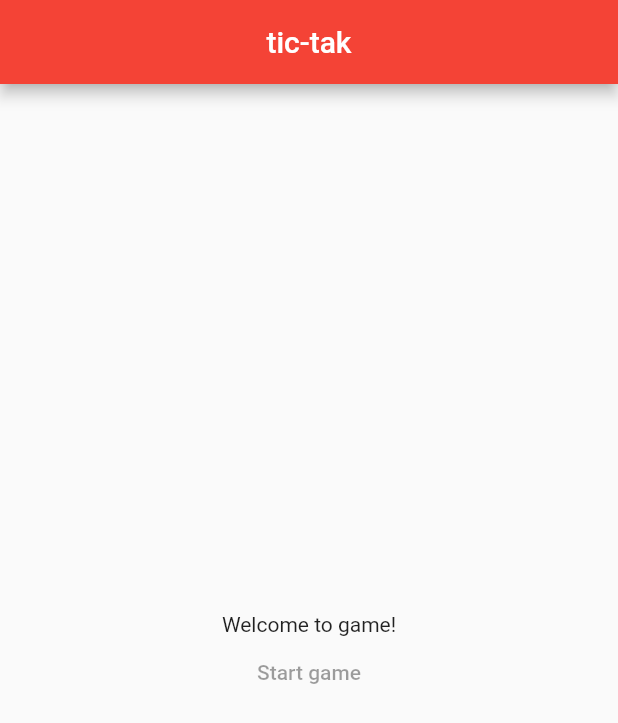
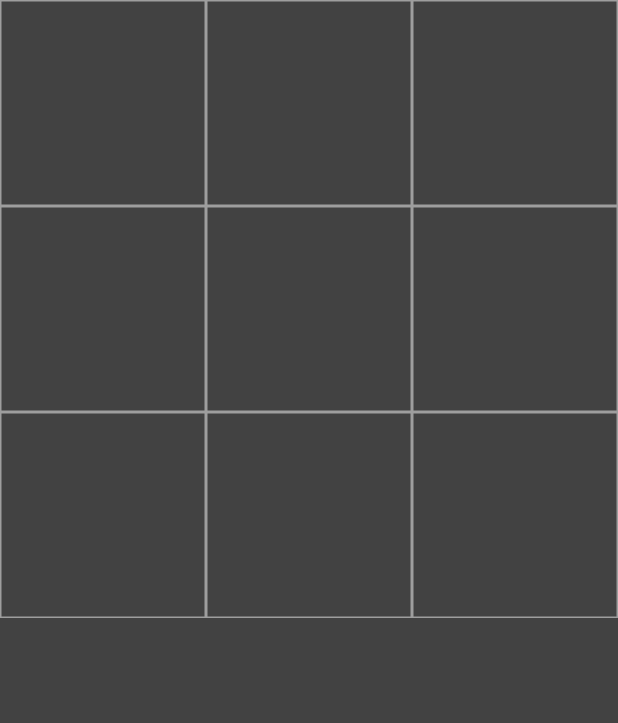
Before and after one commit to EugeniusStrong/tic_tac, a Flutter app: the screen it shows after launch, on a phone screen of 412 x 824 dp. Shown: the top 723 px of the screen. Run offline on Flutter 3.47's test engine with Material 2 defaults, Android fonts, the phone set to English and light mode, and no system bars.

Commit message:
Add game board & model

```diff
--- a/lib/main.dart
+++ b/lib/main.dart
@@ -1,52 +1,135 @@
 import 'package:flutter/material.dart';
 
-void main() {
-  runApp(const MyApp());
-}
+void main() => runApp(const MyApp());
 
 class MyApp extends StatelessWidget {
   const MyApp({super.key});
 
-  // This widget is the root of your application.
   @override
   Widget build(BuildContext context) {
-    return MaterialApp(
-      title: 'Flutter Demo',
-      theme: ThemeData(
-        primarySwatch: Colors.red,
-      ),
-      home: const MyHomePage(title: 'tic-tak'),
+    return const MaterialApp(
+      home: HomePage(),
     );
   }
 }
 
-class MyHomePage extends StatefulWidget {
-  const MyHomePage({super.key, required this.title});
-
-  final String title;
+class HomePage extends StatefulWidget {
+  const HomePage({super.key});
 
   @override
-  State<MyHomePage> createState() => _MyHomePageState();
+  State<HomePage> createState() => _HomePageState();
 }
 
-class _MyHomePageState extends State<MyHomePage> {
+class _HomePageState extends State<HomePage> {
+  bool onSwitch = true;
+  List<String> gameBoard = [
+    '',
+    '',
+    '',
+    '',
+    '',
+    '',
+    '',
+    '',
+    '',
+  ];
+
   @override
   Widget build(BuildContext context) {
     return Scaffold(
-      appBar: AppBar(
-        title: Center(child: Text(widget.title)),
-      ),
-      body: Center(
-        child: Column(
-          mainAxisAlignment: MainAxisAlignment.center,
-          children: const <Widget>[
-            Text(
-              'Welcome to game!',
-            ),
-            TextButton(onPressed: null, child: Text('Start game'))
-          ],
-        ),
-      ),
+      backgroundColor: Colors.grey[800],
+      body: GridView.builder(
+          itemCount: 9,
+          gridDelegate: const SliverGridDelegateWithFixedCrossAxisCount(
+              crossAxisCount: 3),
+          itemBuilder: (BuildContext context, int index) {
+            return GestureDetector(
+              onTap: () {
+                _tapped(index);
+              },
+              child: Container(
+                decoration: BoxDecoration(
+                    border: Border.all(
+                  color: Colors.grey,
+                )),
+                child: Center(
+                  child: Text(
+                    gameBoard[index],
+                    style: const TextStyle(color: Colors.white, fontSize: 40),
+                  ),
+                ),
+              ),
+            );
+          }),
     );
   }
+
+  void _tapped(int index) {
+    setState(() {
+      if (onSwitch) {
+        if (gameBoard[index] == '') {
+          gameBoard[index] = 'x';
+        }
+      } else {
+        if (gameBoard[index] == '') {
+          gameBoard[index] = 'o';
+        }
+      }
+      onSwitch = !onSwitch;
+      _checkWinner();
+    });
+  }
+
+  void _checkWinner() {
+    if (gameBoard[0] == gameBoard[1] &&
+        gameBoard[0] == gameBoard[2] &&
+        gameBoard[0] != '') {
+      _showWinDialog(gameBoard[0]);
+    }
+    if (gameBoard[3] == gameBoard[4] &&
+        gameBoard[3] == gameBoard[5] &&
+        gameBoard[3] != '') {
+      _showWinDialog(gameBoard[3]);
+    }
+    if (gameBoard[6] == gameBoard[7] &&
+        gameBoard[6] == gameBoard[8] &&
+        gameBoard[6] != '') {
+      _showWinDialog(gameBoard[6]);
+    }
+    if (gameBoard[0] == gameBoard[3] &&
+        gameBoard[0] == gameBoard[6] &&
+        gameBoard[0] != '') {
+      _showWinDialog(gameBoard[0]);
+    }
+    if (gameBoard[1] == gameBoard[4] &&
+        gameBoard[1] == gameBoard[7] &&
+        gameBoard[1] != '') {
+      _showWinDialog(gameBoard[1]);
+    }
+    if (gameBoard[2] == gameBoard[5] &&
+        gameBoard[2] == gameBoard[8] &&
+        gameBoard[2] != '') {
+      _showWinDialog(gameBoard[2]);
+    }
+    if (gameBoard[6] == gameBoard[4] &&
+        gameBoard[6] == gameBoard[2] &&
+        gameBoard[6] != '') {
+      _showWinDialog(gameBoard[6]);
+    }
+    if (gameBoard[0] == gameBoard[4] &&
+        gameBoard[0] == gameBoard[8] &&
+        gameBoard[0] != '') {
+      _showWinDialog(gameBoard[0]);
+    }
+  }
+
+  void _showWinDialog(String win) {
+    showDialog(
+        context: context,
+        builder: (BuildContext context) {
+          return AlertDialog(
+            title: Text('${win.toUpperCase()} is WINNER!'),
+          );
+        });
+  }
 }
```
Also changed, not shown: pubspec.yaml (+9 -15 lines), pubspec.lock, 2 other files.
